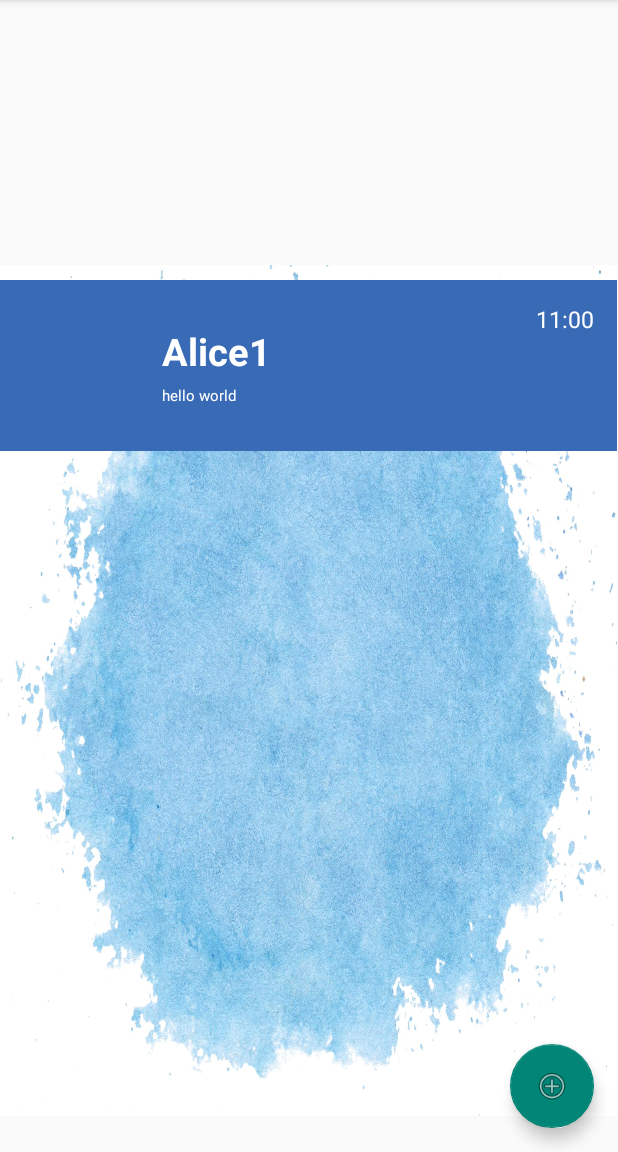
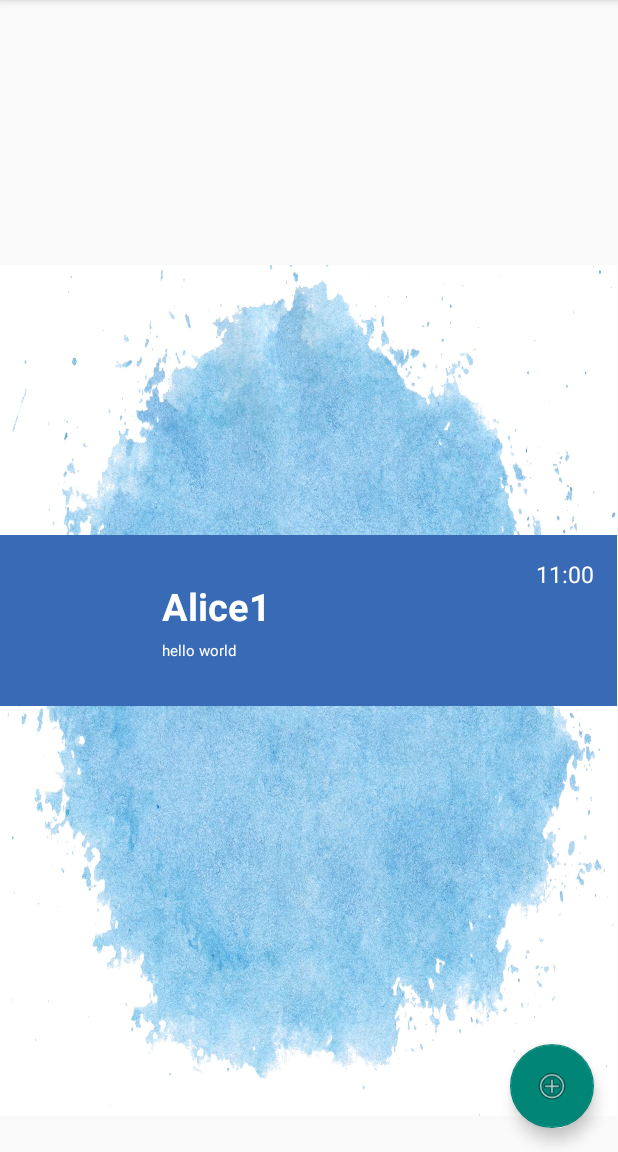
Before and after one commit to ofekkoren/ClientServer_ChatApplication, an Android app: the contactsList screen opened directly, with no data from a screen before it, on a phone screen of 412 x 824 dp, the part 84-1236 px from its top. Run offline under Robolectric (Android 15) with nearby library versions, the light colour scheme and no system bars; our stand-ins replace Room's generated code.

Commit message:
no compilation errors

```diff
--- a/app/src/main/java/com/example/chatapp/api/LogIn.java
+++ b/app/src/main/java/com/example/chatapp/api/LogIn.java
@@ -24,7 +24,7 @@ public class LogIn {
     public LogIn() {
         //Initializing retrofit
         retrofit = new Retrofit.Builder()
-                .baseUrl(MyApp.context.getString(R.string.BaseUrl))
+                .baseUrl(MyApp.getContext().getString(R.string.BaseUrl))
                 .addConverterFactory(GsonConverterFactory.create())
                 .build();
         logInAPI = retrofit.create(LogInAPI.class);
--- a/app/src/main/java/com/example/chatapp/conversation/ConversationScreen.java
+++ b/app/src/main/java/com/example/chatapp/conversation/ConversationScreen.java
@@ -24,7 +24,7 @@ public class ConversationScreen extends AppCompatActivity {
     protected void onCreate(Bundle savedInstanceState) {
         super.onCreate(savedInstanceState);
         setContentView(R.layout.activity_conversationscreen);
-        Contact con = new Contact(0, "Tomer Eligayev", "Tomer-77", MyApp.getContext().getString(R.string.base_url), "Have " +
+        Contact con = new Contact(0, "Tomer Eligayev", "Tomer-77", MyApp.getContext().getString(R.string.BaseUrl), "Have " +
                 "a nice day", "2022-05-26T03:53:23.8120000");
         currentConversation = new Conversation("Ofek KorenTomer Eligayev", new ArrayList<Message>(), con);
         Message m1 = new Message(1, "Hello, how are you?", "2022-05-26T03:53:23.8120000", true);
--- a/app/src/main/java/com/example/chatapp/signup/SignUp.java
+++ b/app/src/main/java/com/example/chatapp/signup/SignUp.java
@@ -42,7 +42,7 @@ public class SignUp extends AppCompatActivity {
 
     public SignUp() {
         retrofit = new Retrofit.Builder()
-                .baseUrl(MyApp.getContext().getString(R.string.base_url))
+                .baseUrl(MyApp.getContext().getString(R.string.BaseUrl))
                 .addConverterFactory(GsonConverterFactory.create())
                 .build();
         signUpAPI = retrofit.create(SignUpAPI.class);
--- a/app/src/main/res/layout/contact_list_item.xml
+++ b/app/src/main/res/layout/contact_list_item.xml
@@ -8,7 +8,7 @@
     <RelativeLayout
         android:layout_width="match_parent"
         android:layout_height="wrap_content"
-        android:layout_marginTop="10dp"
+        android:layout_marginTop="180dp"
         android:background="@color/SignAndLogBtns">
     >
 
```
